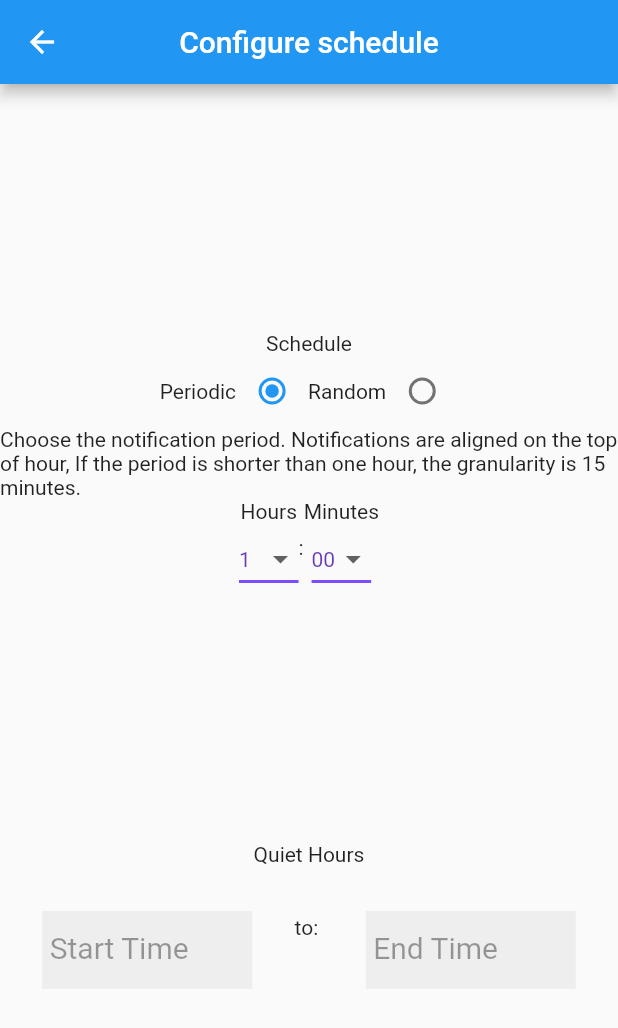
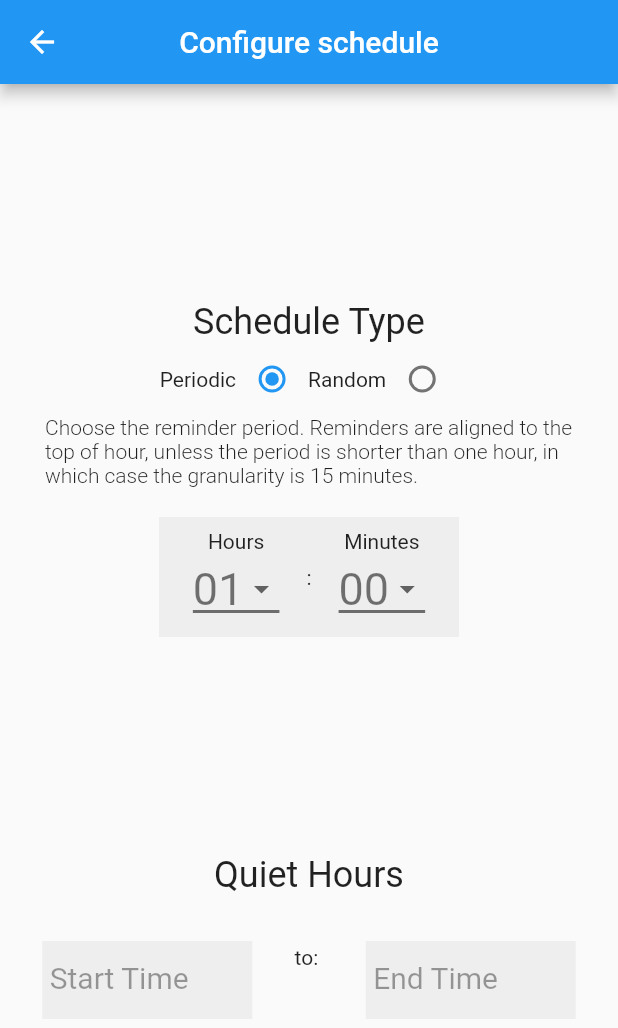
Before and after one commit to kmac/mindfulnotifier, a Flutter app: the _SchedulesWidgetView screen opened directly with empty values, on a phone screen of 412 x 824 dp. Shown: the top 1028 px of the screen. Run offline on Flutter 3.47's test engine with Material 2 defaults, Android fonts, the phone set to English and light mode, and no system bars; our stand-ins replace date_format, flutter_local_notifications, flutter_native_timezone, flutter_time_picker_spinner, just_audio, rxdart and 2 more; missing offline and left inert: android_alarm_manager, audio_session; accounts and stored records are empty.

Commit message:
Enhancing schedule view UI

```diff
--- a/lib/screens/app/mindfulnotifier.dart
+++ b/lib/screens/app/mindfulnotifier.dart
@@ -247,10 +247,8 @@ class _MindfulNotifierWidgetView extends WidgetView<MindfulNotifierAppWidget,
                 Expanded(
                   flex: 15,
                   child: Container(
-                    margin:
-                        // EdgeInsets.only(top: 24, left: 24, right: 24, bottom: 24),
-                        EdgeInsets.only(
-                            top: 30, left: 30, right: 30, bottom: 30),
+                    margin: EdgeInsets.only(
+                        top: 30, left: 30, right: 30, bottom: 30),
                     alignment: Alignment.center,
                     // decoration: BoxDecoration(color: Colors.grey[100]),
                     child: Text(
--- a/lib/screens/schedules/schedulesview.dart
+++ b/lib/screens/schedules/schedulesview.dart
@@ -198,7 +198,6 @@ class SchedulesWidgetController extends State<SchedulesWidget> {
   }
 
   void setQuietHoursEnd(TimeOfDay time) {
-    // print("setQuietHoursEnd: $time");
     setState(() {
       quietHoursEndHour = time.hour;
       quietHoursEndMinute = time.minute;
@@ -223,10 +222,10 @@ class _SchedulesWidgetView
       // icon: Icon(Icons.arrow_downward),
       // iconSize: 24,
       elevation: 16,
-      style: TextStyle(color: Colors.deepPurple),
-      underline: Container(
-        height: 2,
-        color: Colors.deepPurpleAccent,
+      // style: TextStyle(color: Colors.deepPurple, fontSize: 20),
+      style: TextStyle(color: Colors.black54, fontSize: 30),
+      underline: Container(height: 2, color: Colors.black54
+          // color: Colors.deepPurpleAccent,
           ),
       onChanged: onChangedFunc,
       items: allowedValues.map<DropdownMenuItem<int>>((int value) {
@@ -238,9 +237,9 @@ class _SchedulesWidgetView
     );
   }
 
-  List<Widget> _buildScheduleView() {
+  List<Widget> _buildScheduleView(BuildContext context) {
     List<Widget> widgets = [
-      Text('Schedule'),
+      Text('Schedule Type', style: Theme.of(context).textTheme.headline5),
       Row(mainAxisAlignment: MainAxisAlignment.center, children: <Widget>[
         const Text('Periodic'),
         Radio(
@@ -258,23 +257,39 @@ class _SchedulesWidgetView
     ];
     if (state.scheduleType == ScheduleType.periodic) {
       widgets.add(
-        new Center(
-            child: new Column(
+        new Column(
           mainAxisAlignment: MainAxisAlignment.center,
           children: <Widget>[
-            Text(
-                'Choose the notification period. Notifications are aligned on the top of hour, If the period is shorter than one hour, the granularity is 15 minutes.'),
-            new Row(
-              mainAxisAlignment: MainAxisAlignment.center,
+            Padding(
+                // padding: EdgeInsets.all(24.0),
+                padding: EdgeInsets.fromLTRB(30, 0, 30, 20),
+                child: Text(
+                    'Choose the reminder period. ' +
+                        'Reminders are aligned to the top of hour, ' +
+                        'unless the period is shorter than one hour, in which' +
+                        ' case the granularity is 15 minutes.',
+                    style: TextStyle(
+                      fontWeight: FontWeight.w300, /*fontSize: 12*/
+                    ),
+                    softWrap: true)),
+            new Container(
+                decoration: BoxDecoration(color: Colors.grey[200]),
+                padding: EdgeInsets.all(8),
+                width: 200,
+                child: new Row(
+                  mainAxisAlignment: MainAxisAlignment.spaceEvenly,
                   children: [
                     new Column(
                       children: [
                         Text('Hours'),
-                    _buildDropDown(state.periodicHours, [0, 1, 2, 3, 4, 8, 12],
-                        state.setPeriodicHours),
+                        _buildDropDown(
+                            state.periodicHours,
+                            [0, 1, 2, 3, 4, 8, 12],
+                            state.setPeriodicHours,
+                            true),
                       ],
                     ),
-                Text(':'),
+                    Text(' : '),
                     new Column(
                       children: [
                         Text('Minutes'),
@@ -286,9 +301,9 @@ class _SchedulesWidgetView
                       ],
                     )
                   ],
+                )),
+          ],
         ),
-          ],
-        )),
       );
     } else {
       widgets.add(new Center(
@@ -296,10 +311,12 @@ class _SchedulesWidgetView
           mainAxisAlignment: MainAxisAlignment.spaceEvenly,
           children: <Widget>[
             new Container(
-                decoration: BoxDecoration(border: Border.all(width: 2)),
+                decoration: BoxDecoration(color: Colors.grey[200]),
+                padding: EdgeInsets.all(8),
                 child: new Column(
                   children: <Widget>[
-                    Text('Minimum Delay'),
+                    Text('Minimum Delay',
+                        style: Theme.of(context).textTheme.bodyText1),
                     TimePickerSpinner(
                       isForce2Digits: true,
                       time: state.randomMinDateTime,
@@ -311,10 +328,12 @@ class _SchedulesWidgetView
                   ],
                 )),
             new Container(
-                decoration: BoxDecoration(border: Border.all(width: 2)),
+                decoration: BoxDecoration(color: Colors.grey[200]),
+                padding: EdgeInsets.all(8),
                 child: new Column(
                   children: <Widget>[
-                    Text('Maximum Delay'),
+                    Text('Maximum Delay',
+                        style: Theme.of(context).textTheme.bodyText1),
                     TimePickerSpinner(
                       isForce2Digits: true,
                       time: state.randomMaxDateTime,
@@ -359,7 +378,7 @@ class _SchedulesWidgetView
 
   List<Widget> _buildQuietHoursView(BuildContext context) {
     List<Widget> widgets = [
-      Text('Quiet Hours'),
+      Text('Quiet Hours', style: Theme.of(context).textTheme.headline5),
       new Row(
         mainAxisAlignment: MainAxisAlignment.spaceEvenly,
         children: <Widget>[
@@ -428,7 +447,7 @@ class _SchedulesWidgetView
               alignment: Alignment.topCenter,
               child: Column(
                 mainAxisAlignment: MainAxisAlignment.spaceEvenly,
-                children: _buildScheduleView(),
+                children: _buildScheduleView(context),
               ),
             ),
             Container(
```
Lines whose indentation alone changed are shown as unchanged.
